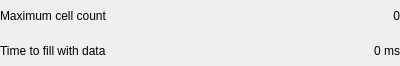
Before: the Qt Designer form examples/VsTableWidget/statisticsframe.ui in Gris87/Qt_FastTableWidget, drawn with Qt 5.
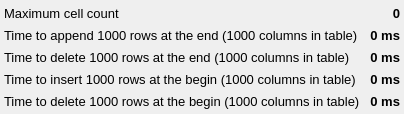
After: the same form once the commit is applied.

Commit message: Statistics in example VsTableWidget

What changed in the file:
```diff
--- a/examples/VsTableWidget/statisticsframe.ui
+++ b/examples/VsTableWidget/statisticsframe.ui
@@ -6,8 +6,8 @@
    <rect>
     <x>0</x>
     <y>0</y>
-    <width>400</width>
-    <height>66</height>
+    <width>404</width>
+    <height>114</height>
    </rect>
   </property>
   <layout class="QVBoxLayout" name="frameVerticalLayout">
@@ -15,7 +15,7 @@
     <number>4</number>
    </property>
    <property name="margin">
-    <number>0</number>
+    <number>4</number>
    </property>
    <item>
     <layout class="QGridLayout" name="frameGridLayout">
@@ -27,6 +27,11 @@
          <verstretch>0</verstretch>
         </sizepolicy>
        </property>
+       <property name="font">
+        <font>
+         <pointsize>10</pointsize>
+        </font>
+       </property>
        <property name="text">
         <string>Maximum cell count</string>
        </property>
@@ -34,6 +39,13 @@
      </item>
      <item row="0" column="1">
       <widget class="QLabel" name="maximumCountResLabel">
+       <property name="font">
+        <font>
+         <pointsize>10</pointsize>
+         <weight>75</weight>
+         <bold>true</bold>
+        </font>
+       </property>
        <property name="text">
         <string>0</string>
        </property>
@@ -50,13 +62,130 @@
          <verstretch>0</verstretch>
         </sizepolicy>
        </property>
+       <property name="font">
+        <font>
+         <pointsize>10</pointsize>
+        </font>
+       </property>
        <property name="text">
-        <string>Time to fill with data</string>
+        <string>Time to append 1000 rows at the end (1000 columns in table)</string>
        </property>
       </widget>
      </item>
      <item row="1" column="1">
-      <widget class="QLabel" name="timeToFillResLabel">
+      <widget class="QLabel" name="timeToAppendResLabel">
+       <property name="font">
+        <font>
+         <pointsize>10</pointsize>
+         <weight>75</weight>
+         <bold>true</bold>
+        </font>
+       </property>
+       <property name="text">
+        <string>0 ms</string>
+       </property>
+       <property name="alignment">
+        <set>Qt::AlignRight|Qt::AlignTrailing|Qt::AlignVCenter</set>
+       </property>
+      </widget>
+     </item>
+     <item row="3" column="0">
+      <widget class="QLabel" name="timeToInsertLabel">
+       <property name="sizePolicy">
+        <sizepolicy hsizetype="MinimumExpanding" vsizetype="Preferred">
+         <horstretch>0</horstretch>
+         <verstretch>0</verstretch>
+        </sizepolicy>
+       </property>
+       <property name="font">
+        <font>
+         <pointsize>10</pointsize>
+        </font>
+       </property>
+       <property name="text">
+        <string>Time to insert 1000 rows at the begin (1000 columns in table)</string>
+       </property>
+      </widget>
+     </item>
+     <item row="3" column="1">
+      <widget class="QLabel" name="timeToInsertResLabel">
+       <property name="font">
+        <font>
+         <pointsize>10</pointsize>
+         <weight>75</weight>
+         <bold>true</bold>
+        </font>
+       </property>
+       <property name="text">
+        <string>0 ms</string>
+       </property>
+       <property name="alignment">
+        <set>Qt::AlignRight|Qt::AlignTrailing|Qt::AlignVCenter</set>
+       </property>
+      </widget>
+     </item>
+     <item row="2" column="0">
+      <widget class="QLabel" name="timeToDeleteEndLabel">
+       <property name="sizePolicy">
+        <sizepolicy hsizetype="MinimumExpanding" vsizetype="Preferred">
+         <horstretch>0</horstretch>
+         <verstretch>0</verstretch>
+        </sizepolicy>
+       </property>
+       <property name="font">
+        <font>
+         <pointsize>10</pointsize>
+        </font>
+       </property>
+       <property name="text">
+        <string>Time to delete 1000 rows at the end (1000 columns in table)</string>
+       </property>
+      </widget>
+     </item>
+     <item row="2" column="1">
+      <widget class="QLabel" name="timeToDeleteEndResLabel">
+       <property name="font">
+        <font>
+         <pointsize>10</pointsize>
+         <weight>75</weight>
+         <bold>true</bold>
+        </font>
+       </property>
+       <property name="text">
+        <string>0 ms</string>
+       </property>
+       <property name="alignment">
+        <set>Qt::AlignRight|Qt::AlignTrailing|Qt::AlignVCenter</set>
+       </property>
+      </widget>
+     </item>
+     <item row="4" column="0">
+      <widget class="QLabel" name="timeToDeleteBeginLabel">
+       <property name="sizePolicy">
+        <sizepolicy hsizetype="MinimumExpanding" vsizetype="Preferred">
+         <horstretch>0</horstretch>
+         <verstretch>0</verstretch>
+        </sizepolicy>
+       </property>
+       <property name="font">
+        <font>
+         <pointsize>10</pointsize>
+        </font>
+       </property>
+       <property name="text">
+        <string>Time to delete 1000 rows at the begin (1000 columns in table)</string>
+       </property>
+      </widget>
+     </item>
+     <item row="4" column="1">
+      <widget class="QLabel" name="timeToDeleteBeginResLabel">
+       <property name="font">
+        <font>
+         <pointsize>10</pointsize>
+         <weight>75</weight>
+         <bold>true</bold>
+        </font>
+       </property>
        <property name="text">
         <string>0 ms</string>
        </property>
```
Left out of the diff: 2 changed lines with no effect on the pictures. The commit also changes 7 other files.
